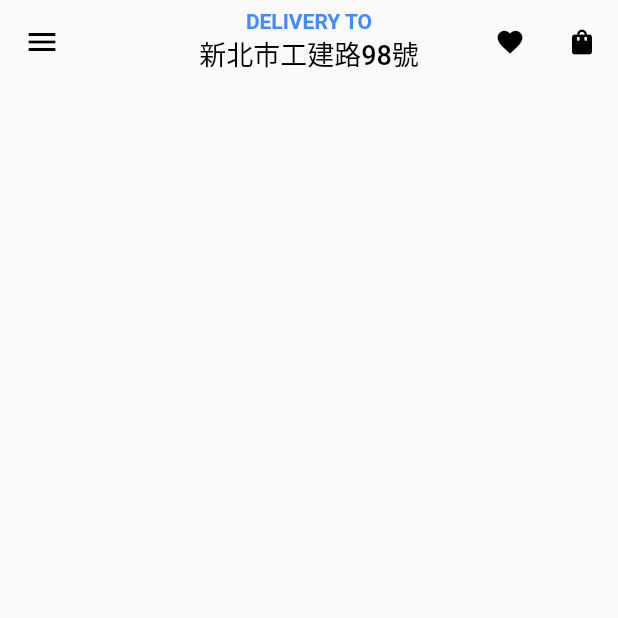
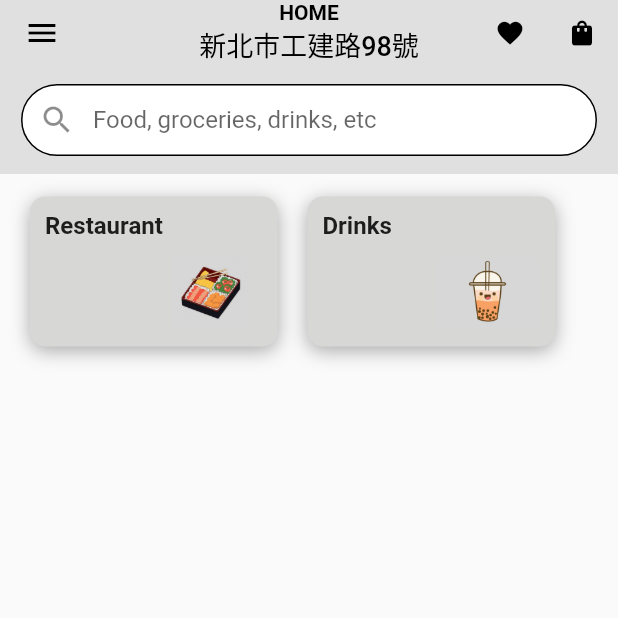
Before and after one commit to kevint259/kuai_eats_app, a Flutter app: the DeliveryView screen opened directly, on a phone screen of 412 x 824 dp, the top half of it. Run offline on Flutter 3.47's test engine with Material 2 defaults, Android fonts, the light colour scheme and no system bars; our stand-ins replace firebase_auth, firebase_core, flutter_bloc, form_field_validator, google_fonts; accounts and stored records are empty.

Commit message:
Added storecard listview

```diff
--- /dev/null
+++ b/lib/utilities/cards/stores.dart
@@ -0,0 +1,58 @@
+
+import 'dart:developer';
+
+import 'package:flutter/material.dart';
+import 'package:google_fonts/google_fonts.dart';
+
+class StoreCard extends StatelessWidget {
+  final String title, image;
+  const StoreCard({ Key? key, required this.title, required this.image }) : super(key: key);
+
+  @override
+  Widget build(BuildContext context) {
+    // currently tells me the size of the screen
+    final screenSize = MediaQuery.of(context).size;
+    log(screenSize.toString());
+    return InkWell(
+      onTap: () {
+        log("CONTAINER PRESSED");
+      },
+      child: Container(
+        width: 165,
+        height: 100,
+        margin: const EdgeInsets.symmetric(horizontal: 10),
+        padding: const EdgeInsets.symmetric(horizontal: 10, vertical: 10),
+        decoration: BoxDecoration(
+          color: const Color(0xFFD7D7D6),
+          borderRadius: BorderRadius.circular(10),
+          boxShadow: const [
+            BoxShadow(
+              offset: Offset(0, 3),
+              blurRadius: 10,
+              color: Color(0xFFA9A9A9),
+            )
+          ]
+        ),
+        child: Column(
+          crossAxisAlignment: CrossAxisAlignment.start,
+          children: [
+            //TEXT
+            Text(title,
+            style: GoogleFonts.roboto(
+              fontSize: 16,
+              fontWeight: FontWeight.bold,
+            ),),
+
+            const SizedBox(height: 10,),
+            Row(
+              mainAxisAlignment: MainAxisAlignment.end,
+              children: [
+                Image.asset(image,
+                height: 50,
+                width: 70,),
+              ],)
+          ]),
+      ),
+    );
+  }
+}
--- a/lib/utilities/drawer/navigation_drawer.dart
+++ b/lib/utilities/drawer/navigation_drawer.dart
@@ -1,4 +1,7 @@
 import 'package:flutter/material.dart';
+import 'package:flutter_bloc/flutter_bloc.dart';
+import 'package:foodapp/services/auth/bloc/auth_bloc.dart';
+import 'package:foodapp/services/auth/bloc/auth_event.dart';
 
 class NavigationDrawerWidget extends StatelessWidget {
   const NavigationDrawerWidget({Key? key}) : super(key: key);
@@ -183,7 +186,9 @@ class NavigationDrawerWidget extends StatelessWidget {
                   ),
                 ),
                 hoverColor: Colors.grey,
-                onTap: () {},
+                onTap: () {
+                  context.read<AuthBloc>().add(const AuthEventLogOut());
+                },
                 horizontalTitleGap: 0,
                 minLeadingWidth: 50,
                 contentPadding:
--- /dev/null
+++ b/lib/views/home/body.dart
@@ -0,0 +1,22 @@
+import 'package:flutter/material.dart';
+import 'package:foodapp/utilities/cards/stores.dart';
+
+class Body extends StatelessWidget {
+  const Body({ Key? key }) : super(key: key);
+
+  @override
+  Widget build(BuildContext context) {
+    return Column(
+      children: <Widget>[
+        Padding(
+          padding: const EdgeInsets.symmetric(horizontal:10, vertical: 15),
+          child: Row(
+            children: const [
+              StoreCard(image: 'assets/images/restaurant.jpg', title: 'Restaurant',),
+              StoreCard(image: 'assets/images/drinks.jpg', title: 'Drinks',)
+            ],),
+        ),
+      ],
+    );
+  }
+}
--- a/lib/views/home/home_delivery.dart
+++ b/lib/views/home/home_delivery.dart
@@ -6,6 +6,7 @@ import 'package:foodapp/services/auth/bloc/auth_bloc.dart';
 import 'package:foodapp/services/auth/bloc/auth_state.dart';
 import 'package:foodapp/utilities/dialogs/error_dialog.dart';
 import 'package:foodapp/utilities/drawer/navigation_drawer.dart';
+import 'package:foodapp/views/home/body.dart';
 
 class DeliveryView extends StatefulWidget {
   const DeliveryView({Key? key}) : super(key: key);
@@ -31,16 +32,37 @@ class _DeliveryViewState extends State<DeliveryView> {
           drawer: const NavigationDrawerWidget(),
           appBar: AppBar(
             iconTheme: const IconThemeData(color: Colors.black),
-            backgroundColor: Colors.transparent,
+            backgroundColor: Colors.grey[300],
             elevation: 0,
+            bottom: PreferredSize(
+              preferredSize: const Size.fromHeight(60),
+              child: Padding(
+                padding: const EdgeInsets.symmetric(horizontal: 14, vertical: 12),
+                child: TextFormField(
+                  decoration: InputDecoration(
+                    fillColor: Colors.white,
+                    hintText: "Food, groceries, drinks, etc",
+                    filled: true,
+                    prefixIcon: const Icon(Icons.search),
+                    contentPadding: const EdgeInsets.symmetric(horizontal: 20, vertical: 5),
+                    enabledBorder: OutlineInputBorder(
+                      borderRadius: BorderRadius.circular(30),
+                    ),
+                    focusedBorder: OutlineInputBorder(
+                      borderRadius: BorderRadius.circular(30),
+                    ),
+                  ),
+                ),
+              ),
+            ),
             centerTitle: true,
             title: Column(
               children: [
                 Text(
-                  "Delivery to".toUpperCase(),
+                  "Home".toUpperCase(),
                   style: const TextStyle(
                     fontSize: 14,
-                    color: Colors.blueAccent,
+                    color: Colors.black,
                     fontWeight: FontWeight.bold,
                   ),
                 ),
@@ -66,10 +88,10 @@ class _DeliveryViewState extends State<DeliveryView> {
             ],
           ),
           body: SafeArea(
-            child: Center(
-              child: Column(
-                children: [],
-              ),
+            child: ListView(
+              children: const [
+                Body()
+              ],
             ),
           )),
     );
```
Also changed, not shown: assets/images/drinks.jpg (added), assets/images/restaurant.jpg (added).
